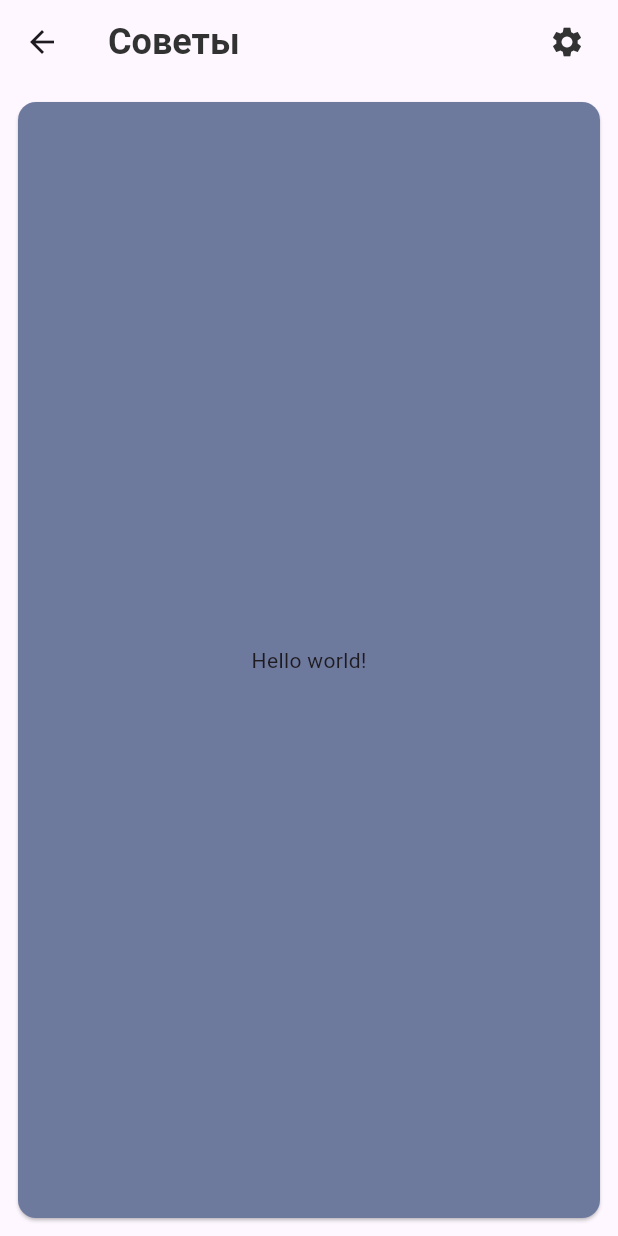
After one commit to MatveyNevirets/BodyBuddies, a Flutter app: the screen it shows after launch, after a tap on "Советы", on a phone screen of 412 x 824 dp. The commit adds this screen. Run offline on Flutter 3.47's test engine with Material 3 defaults, Android fonts, the phone set to English and light mode, and no system bars; our stand-ins replace bloc, equatable, flutter_bloc.

Commit message:
Started create advices screen

```diff
--- /dev/null
+++ b/lib/features/useful/advices/presentation/advices_page.dart
@@ -0,0 +1,16 @@
+import 'package:body_buddies/features/useful/advices/presentation/advices_screen.dart';
+import 'package:body_buddies/features/useful/advices/presentation/bloc/advices_bloc.dart';
+import 'package:flutter/material.dart';
+import 'package:flutter_bloc/flutter_bloc.dart';
+
+class AdvicesPage extends StatelessWidget {
+  const AdvicesPage({super.key});
+
+  @override
+  Widget build(BuildContext context) {
+    return BlocProvider(
+      create: (BuildContext context) => AdvicesBloc(),
+      child: const AdvicesScreen(),
+    );
+  }
+}
--- /dev/null
+++ b/lib/features/useful/advices/presentation/advices_screen.dart
@@ -0,0 +1,27 @@
+import 'package:body_buddies/core/colors/colors.dart';
+import 'package:body_buddies/core/strings/strings.dart';
+import 'package:body_buddies/core/widgets/app_bar.dart';
+import 'package:flutter/material.dart';
+
+class AdvicesScreen extends StatelessWidget {
+  const AdvicesScreen({super.key});
+
+  @override
+  Widget build(BuildContext context) {
+    return Scaffold(
+      appBar: createAppBarWidget(appbarTitle: Strings.advices),
+      body: const Padding(
+        padding: EdgeInsets.all(8.0),
+        child: Card(
+          color: Colours.workout_card_background_color,
+          child: Padding(
+            padding: EdgeInsets.all(16),
+            child: Center(
+              child: Text("Hello world!"),
+            ),
+          ),
+        ),
+      ),
+    );
+  }
+}
--- /dev/null
+++ b/lib/features/useful/advices/presentation/bloc/advices_bloc.dart
@@ -0,0 +1,13 @@
+import 'package:bloc/bloc.dart';
+import 'package:equatable/equatable.dart';
+
+part 'advices_event.dart';
+part 'advices_state.dart';
+
+class AdvicesBloc extends Bloc<AdvicesEvent, AdvicesState> {
+  AdvicesBloc() : super(AdvicesInitial()) {
+    on<AdvicesEvent>((event, emit) {
+      // TODO: implement event handler
+    });
+  }
+}
--- /dev/null
+++ b/lib/features/useful/advices/presentation/bloc/advices_event.dart
@@ -0,0 +1,8 @@
+part of 'advices_bloc.dart';
+
+sealed class AdvicesEvent extends Equatable {
+  const AdvicesEvent();
+
+  @override
+  List<Object> get props => [];
+}
--- /dev/null
+++ b/lib/features/useful/advices/presentation/bloc/advices_state.dart
@@ -0,0 +1,10 @@
+part of 'advices_bloc.dart';
+
+sealed class AdvicesState extends Equatable {
+  const AdvicesState();
+
+  @override
+  List<Object> get props => [];
+}
+
+final class AdvicesInitial extends AdvicesState {}
--- a/lib/features/useful/useful_feature_card/presentation/useful_feature_card.dart
+++ b/lib/features/useful/useful_feature_card/presentation/useful_feature_card.dart
@@ -50,6 +50,7 @@ class UsefulFeatureCard extends StatelessWidget {
                   width: Styles.height_of_text_to_widget / 2,
                 ),
                 GestureDetector(
+                  onTap: () => openPage(context, "/advices"),
                   child: Stack(
                     children: [
                       const Image(
--- a/lib/internal/application/presentation/body_buddies_application.dart
+++ b/lib/internal/application/presentation/body_buddies_application.dart
@@ -1,4 +1,5 @@
 import 'package:body_buddies/core/colors/colors.dart';
+import 'package:body_buddies/features/useful/advices/presentation/advices_page.dart';
 import 'package:body_buddies/features/useful/bench_press_calculator/presentation/bench_press_calculator_page.dart';
 import 'package:body_buddies/features/workouts/add_exercise/bloc/add_exercise_cubit.dart';
 import 'package:body_buddies/features/workouts/add_exercise/presentation/add_exercise_screen.dart';
@@ -85,6 +86,7 @@ class BodyBuddiesApp extends StatelessWidget {
               fakeWorkoutsDatabase: fakeWorkoutsDatabase,
             ),
         "/bench_press_calculator": (context) => BenchPressCalculatorPage(),
+        "/advices": (context) => const AdvicesPage(),
       },
       initialRoute: "/",
     );
```
